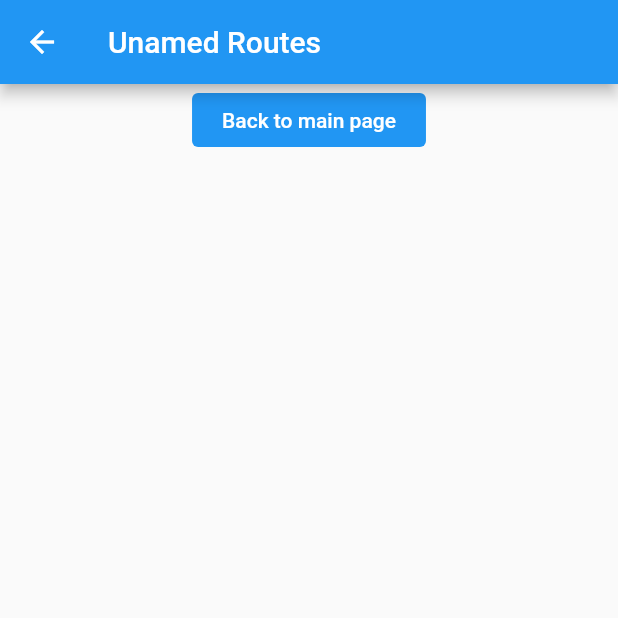
After one commit to mouradneb/getx_training, a Flutter app: the screen it shows after launch, after a tap on "Goto Home", on a phone screen of 412 x 824 dp, the top half of it. The commit adds this screen. Run offline on Flutter 3.47's test engine with Material 2 defaults, Android fonts, the light colour scheme and no system bars; our stand-ins replace flutter_screenutil, get.

Commit message:
navigation unamed routes, Get.to, Get.off, Get.offAll, Get.back, Get.to with arguments, Get.arguments, Get.back with result, await data ... etc

```diff
--- /dev/null
+++ b/lib/05_unamed_routes.dart
@@ -0,0 +1,35 @@
+import 'package:flutter/material.dart';
+import 'package:get/get.dart';
+
+class UnamedRoutes_05 extends StatelessWidget {
+  @override
+  Widget build(BuildContext context) {
+    return SafeArea(
+      child: Scaffold(
+        appBar: AppBar(
+          title: Text("Unamed Routes"),
+        ),
+        body: Center(
+          child: Column(
+            children: [
+              TextButton(
+                  onPressed: () {
+                    // Get.back();
+                    Get.back(result: "Returned data");
+                  },
+                  child: Text("Back to main page"),
+                  style: ButtonStyle(
+                    backgroundColor: MaterialStateProperty.all(Colors.blue),
+                    foregroundColor: MaterialStateProperty.all(Colors.white),
+                    padding: MaterialStateProperty.all(
+                      EdgeInsets.symmetric(horizontal: 20),
+                    ),
+                  )),
+              Text(Get.arguments ?? "")
+            ],
+          ),
+        ),
+      ),
+    );
+  }
+}
--- a/lib/main.dart
+++ b/lib/main.dart
@@ -3,6 +3,7 @@ import 'package:flutter_screenutil/flutter_screenutil.dart';
 import 'package:get/get.dart';
 import 'package:getx_training/03_show_dialog.dart';
 import 'package:getx_training/04_bottomsheet_dynamictheme.dart';
+import 'package:getx_training/05_unamed_routes.dart';
 import './02_snackbar.dart';
 import 'custom_text_button.dart';
 import 'home.dart';
@@ -33,13 +34,31 @@ class MyApp extends StatelessWidget {
                         width: 180.w,
                         child: CustomTextButton(
                             text: //"Goto Home",
-                                // "Show SnackBar",
-                                // "Show Dialog",
-                                "Bottom Sheet",
-                            onPressed: () => //Get.to(Home()),
-                                // SnackBar_02.show(),
-                                // ShowDialog_03.Show(),
-                                BottomSheet_DynamicTheme_04.show()),
+                                // "Show SnackBar", //02
+                                // "Show Dialog",  //03
+                                // "Bottom Sheet", //04
+                                "Goto Home", //05
+                            onPressed: () async {
+                              //Get.to(Home()),
+                              // SnackBar_02.show(),
+                              // ShowDialog_03.Show(),
+                              // BottomSheet_DynamicTheme_04.show(),
+                              /* Get.to(
+                            UnamedRoutes_05(),
+                            // transition: Transition.zoom,
+                            // duration: Duration(milliseconds: 1000),
+                            // curve: Curves.bounceInOut,
+                            // fullscreenDialog: true,
+                          ), */
+
+                              // Get.off(UnamedRoutes_05())),
+                              // Get.offAll(UnamedRoutes_05()),
+
+                              /* Get.to(UnamedRoutes_05(),
+                                  arguments: "Data From Main"), */
+                              var data = await Get.to(UnamedRoutes_05());
+                              print(data);
+                            }),
                       ),
                     ),
                   ],
```
